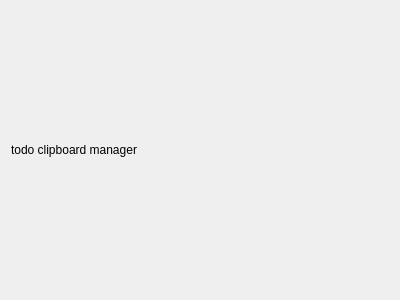
Old version of the form DevelopmentHelper/ClipboardManager.ui in the repository Ulle84/UllesSourceCode.
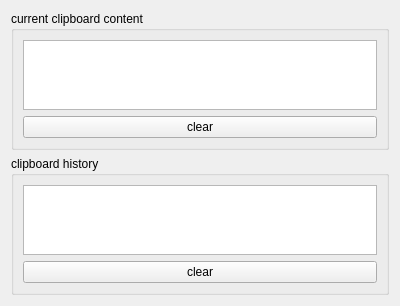
New version of the form.

Diff of the .ui file:
```diff
--- a/DevelopmentHelper/ClipboardManager.ui
+++ b/DevelopmentHelper/ClipboardManager.ui
@@ -15,10 +15,45 @@
   </property>
   <layout class="QGridLayout" name="gridLayout">
    <item row="0" column="0">
-    <widget class="QLabel" name="label">
-     <property name="text">
-      <string>todo clipboard manager</string>
+    <widget class="QGroupBox" name="groupBox">
+     <property name="title">
+      <string>current clipboard content</string>
      </property>
+     <layout class="QGridLayout" name="gridLayout_2">
+      <item row="0" column="0">
+       <widget class="QPlainTextEdit" name="plainTextEditCurrentClipboard">
+        <property name="readOnly">
+         <bool>true</bool>
+        </property>
+       </widget>
+      </item>
+      <item row="1" column="0">
+       <widget class="QPushButton" name="pushButtonClearClipboard">
+        <property name="text">
+         <string>clear</string>
+        </property>
+       </widget>
+      </item>
+     </layout>
+    </widget>
+   </item>
+   <item row="1" column="0">
+    <widget class="QGroupBox" name="groupBox_2">
+     <property name="title">
+      <string>clipboard history</string>
+     </property>
+     <layout class="QVBoxLayout" name="verticalLayout">
+      <item>
+       <widget class="QListView" name="listViewClipbaordHistory"/>
+      </item>
+      <item>
+       <widget class="QPushButton" name="pushButtonClearHistory">
+        <property name="text">
+         <string>clear</string>
+        </property>
+       </widget>
+      </item>
+     </layout>
     </widget>
    </item>
   </layout>
```
